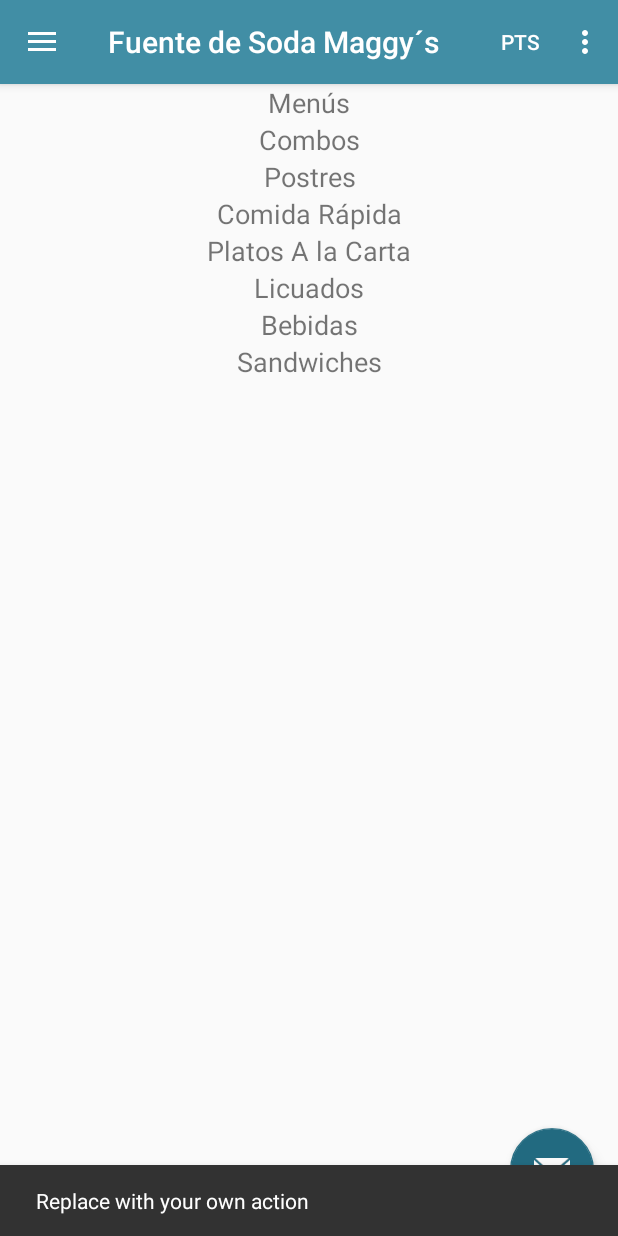
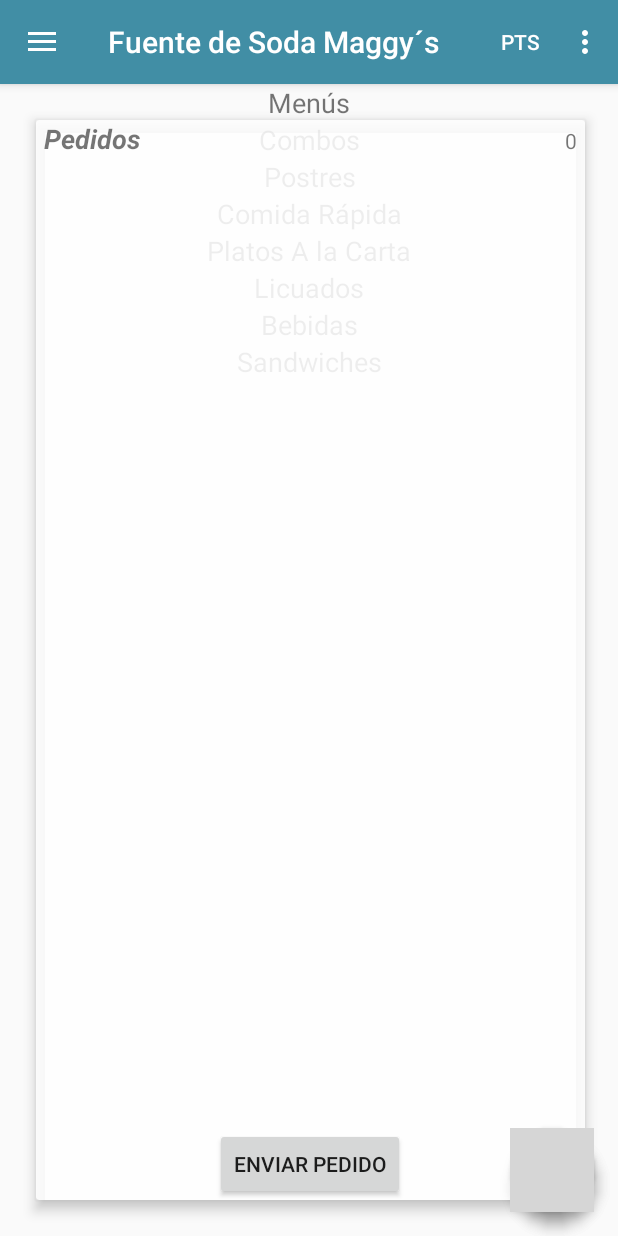
Before and after one commit to arevalocarloseduardo/Maggys, an Android app: the fragment PedirFragment placed in its activity, after a tap on an icon or button, on a phone screen of 412 x 824 dp. Run offline under Robolectric (Android 15) with nearby library versions, the phone set to English and light mode, and no system bars; our stand-ins replace Firebase (no records; nobody signed in at launch, a user with empty details on screens opened directly), Picasso; grey boxes are pictures that could not be loaded.

Commit message:
alta version me mande, ahora implementar un par de cosas y sasufi

```diff
--- /dev/null
+++ b/app/src/main/java/com/appsmaggys/caear/appfuentedesodamaggys/Fragments/ButtonfloatingFragment.kt
@@ -0,0 +1,120 @@
+package com.appsmaggys.caear.appfuentedesodamaggys.Fragments
+
+
+import android.os.Bundle
+import android.support.design.widget.FloatingActionButton
+import android.support.v4.app.Fragment
+import android.support.v4.app.FragmentTransaction
+import android.support.v7.widget.LinearLayoutManager
+import android.support.v7.widget.RecyclerView
+import android.view.LayoutInflater
+import android.view.View
+import android.view.ViewGroup
+import android.widget.Button
+import android.widget.LinearLayout
+import com.appmaggys.caear.appfuentedesodamaggys.R
+import com.appsmaggys.caear.appfuentedesodamaggys.Datos.DatosPedidos
+import com.appsmaggys.caear.appfuentedesodamaggys.Fragments.AdaptadoresFragments.AdapterFragment
+import com.google.firebase.auth.FirebaseAuth
+import com.google.firebase.database.*
+import kotlinx.android.synthetic.main.fragment_buttonfloating.*
+import kotlinx.android.synthetic.main.fragment_buttonfloating.view.*
+
+class ButtonfloatingFragment : Fragment() {
+    lateinit var recyclerPedidos:RecyclerView
+    lateinit var pedidosList:MutableList<DatosPedidos>
+    lateinit var referenciaPedidos : DatabaseReference
+    lateinit var referenciaConfirmados : DatabaseReference
+    lateinit var fab : FloatingActionButton
+    lateinit var btn : Button
+    var precioTotal=0
+
+    override fun onCreateView(inflater: LayoutInflater, container: ViewGroup?,savedInstanceState: Bundle?): View? {
+        val v= inflater.inflate(R.layout.fragment_buttonfloating, container, false)
+
+        referenciaConfirmados = FirebaseDatabase.getInstance().getReference("Confirmados")
+
+        btn =v.btnEnviarfloat
+        btn.setOnClickListener {
+            for (h in pedidosList){
+                val heroId =  FirebaseAuth.getInstance().uid.toString()
+                val heros = referenciaPedidos.push().key.toString()
+                val hero = DatosPedidos(heroId,"",h.menu,h.llevar,h.cant,h.precio,heros,"A confirmar","","","","","")
+                referenciaConfirmados.child(heros).setValue(hero)
+            }
+                referenciaPedidos.removeValue()
+                irFragment()
+
+    }
+        return v
+    }
+
+    private fun irFragment() {
+        val frag2 = PedidosFragment()
+        fragmentManager
+            ?.beginTransaction()
+            ?.replace(R.id.contenedorFragments,frag2)
+            ?.setTransition(FragmentTransaction.TRANSIT_FRAGMENT_FADE)
+            ?.commit()
+    }
+
+    override fun onViewCreated(view: View, savedInstanceState: Bundle?) {
+        super.onViewCreated(view, savedInstanceState)
+        recyclerPedidos=recyclerPedidi
+        pedidosList= mutableListOf()
+
+
+
+        recyclerPedidos.layoutManager= LinearLayoutManager(activity, LinearLayout.VERTICAL,false)
+        val mi2Adapter= AdapterFragment(pedidosList)
+        recyclerPedidos.adapter =mi2Adapter
+
+        referenciaPedidos = FirebaseDatabase.getInstance().getReference("Pedidos")
+
+        fab=fabSal
+        fab.setOnClickListener { view ->
+
+            val frag2 = ButtonfloatingFragment()
+            fragmentManager
+                ?.beginTransaction()
+                ?.remove(this)
+                ?.setTransition(FragmentTransaction.TRANSIT_FRAGMENT_FADE)
+                ?.commit()
+        }
+
+        referenciaPedidos.addValueEventListener(object : ValueEventListener {
+
+            override fun onCancelled(p0: DatabaseError) {}
+            override fun onDataChange(p0: DataSnapshot) {
+                val precio = txtPrecioFloat
+                if(p0.exists()){
+                    precioTotal=0
+                    pedidosList.clear()
+
+                    for (h in p0.children){
+                        val hero = h.getValue(DatosPedidos::class.java)
+                        pedidosList.add(hero!!)
+                    }
+                    recyclerPedidos.adapter=mi2Adapter
+                    for (h in pedidosList){
+                        precioTotal = precioTotal + (h.cant.toInt() * h.precio.toInt())
+                    }
+                   precio?.text=precioTotal.toString()
+                }else{
+                    pedidosList.clear()
+                    recyclerPedidos.adapter=mi2Adapter
+                    precioTotal = 0
+                    precio?.text=precioTotal.toString()
+                }
+            }
+        }
+        )
+    }
+
+    companion object {
+        fun newInstance(): ButtonfloatingFragment{
+            val fragment=ButtonfloatingFragment()
+            return fragment
+        }
+    }
+}
--- a/app/src/main/java/com/appsmaggys/caear/appfuentedesodamaggys/Fragments/MenuFragment.kt
+++ b/app/src/main/java/com/appsmaggys/caear/appfuentedesodamaggys/Fragments/MenuFragment.kt
@@ -13,6 +13,7 @@ import com.appsmaggys.caear.appfuentedesodamaggys.Datos.DatosMenuPrincipal
 import com.appsmaggys.caear.appfuentedesodamaggys.Fragments.AdaptadoresFragments.MenuPrincipalAdapter
 import com.appsmaggys.caear.appfuentedesodamaggys.RecyclerAdapter
 import com.google.firebase.database.*
+import kotlinx.android.synthetic.main.fragment_buttonfloating.*
 import kotlinx.android.synthetic.main.fragment_menu.*
 
 
--- a/app/src/main/java/com/appsmaggys/caear/appfuentedesodamaggys/Fragments/PedirFragment.kt
+++ b/app/src/main/java/com/appsmaggys/caear/appfuentedesodamaggys/Fragments/PedirFragment.kt
@@ -73,8 +73,14 @@ class PedirFragment : Fragment() {
         super.onViewCreated(view, savedInstanceState)
         fab=fabPedir
         fab.setOnClickListener { view ->
-            Snackbar.make(view, "Replace with your own action", Snackbar.LENGTH_LONG)
-                .setAction("Action", null).show()
+
+            val frag2 = ButtonfloatingFragment()
+            fragmentManager
+                ?.beginTransaction()
+                ?.add(R.id.contenedorFragments,frag2)
+                ?.setTransition(FragmentTransaction.TRANSIT_FRAGMENT_FADE)
+                ?.commit()
+
         }
         recyclerImagenes1=rv_menus1
         recyclerImagenes2=rv_menus2
--- /dev/null
+++ b/app/src/main/res/layout/fragment_buttonfloating.xml
@@ -0,0 +1,64 @@
+<android.support.constraint.ConstraintLayout xmlns:android="http://schemas.android.com/apk/res/android"
+             xmlns:app="http://schemas.android.com/apk/res-auto" xmlns:tools="http://schemas.android.com/tools"
+             android:layout_width="match_parent"
+             android:layout_height="match_parent"
+             tools:context="com.appsmaggys.caear.appfuentedesodamaggys.Fragments.ButtonfloatingFragment">
+
+    <!-- TODO: Update blank fragment layout -->
+    <android.support.design.widget.FloatingActionButton
+            android:src="@drawable/com_facebook_button_like_icon_selected"
+            android:clickable="true" android:id="@+id/fabSal"
+            android:layout_width="wrap_content"
+            android:layout_height="wrap_content"
+            android:layout_gravity="bottom|end"
+            android:layout_margin="@dimen/fab_margin"
+            app:srcCompat="@android:drawable/ic_dialog_email"
+            android:layout_marginEnd="8dp" app:layout_constraintEnd_toEndOf="parent" android:layout_marginBottom="8dp"
+            app:layout_constraintBottom_toBottomOf="parent"/>
+
+
+    <android.support.v7.widget.CardView
+            android:layout_width="match_parent"
+            android:layout_height="match_parent"
+            android:id="@+id/cardView2"
+            android:elevation="5dp" app:layout_constraintStart_toStartOf="parent" android:layout_marginStart="24dp"
+            app:layout_constraintEnd_toEndOf="parent" android:layout_marginEnd="22dp" android:layout_marginTop="24dp"
+            app:layout_constraintTop_toTopOf="parent" android:layout_marginBottom="24dp"
+            app:layout_constraintBottom_toBottomOf="parent" app:cardBackgroundColor="#deffffff" app:cardElevation="5dp">
+        <LinearLayout
+                android:orientation="vertical"
+                android:layout_width="match_parent"
+                android:layout_height="match_parent">
+            <LinearLayout
+                    android:orientation="horizontal"
+                    android:layout_width="match_parent"
+                    android:layout_height="wrap_content">
+                <TextView
+                        android:text="Pedidos"
+                        android:layout_width="wrap_content"
+                        android:paddingLeft="5dp"
+                        android:layout_height="wrap_content" android:id="@+id/textView7"
+                        android:textSize="18sp" android:textStyle="bold|italic" android:textAllCaps="false"/>
+                <TextView
+                        android:text="$3883"
+                        android:layout_width="wrap_content"
+                        android:paddingRight="5dp"
+                        android:layout_height="wrap_content" android:id="@+id/txtPrecioFloat" android:layout_weight="1"
+                        android:textAlignment="textEnd"/>
+            </LinearLayout>
+
+            <android.support.v7.widget.RecyclerView
+                    android:layout_width="match_parent"
+                    android:layout_height="wrap_content" android:id="@+id/recyclerPedidi" android:layout_weight="1">
+
+            </android.support.v7.widget.RecyclerView>
+            <Button
+                    android:text="Enviar Pedido"
+                    android:layout_width="wrap_content"
+                    android:layout_gravity="center"
+                    android:layout_height="wrap_content" android:id="@+id/btnEnviarfloat"
+            />
+        </LinearLayout>
+    </android.support.v7.widget.CardView>
+
+</android.support.constraint.ConstraintLayout>
--- a/app/src/main/res/values/colors.xml
+++ b/app/src/main/res/values/colors.xml
@@ -3,7 +3,7 @@
     <color name="colorPrimary">#418ea5</color>
     <color name="colorPrimaryDark">#1d5f73</color>
     <color name="colorAccent">#226a80</color>
-    <color name="colorBlanco">#2a849f</color>
+    <color name="colorBlanco">#00ffffff</color>
     <color name="colorRojo">#ca1212</color>
     <color name="colorVerde">#757b9b</color>
     <color name="colorBlue">#146c86</color>
```
Also changed, not shown: app/src/main/java/com/appsmaggys/caear/appfuentedesodamaggys/Fragments/PedidosFragment.kt (+7 -0 lines), app/src/main/res/layout/datos.xml (+28 -20 lines).
